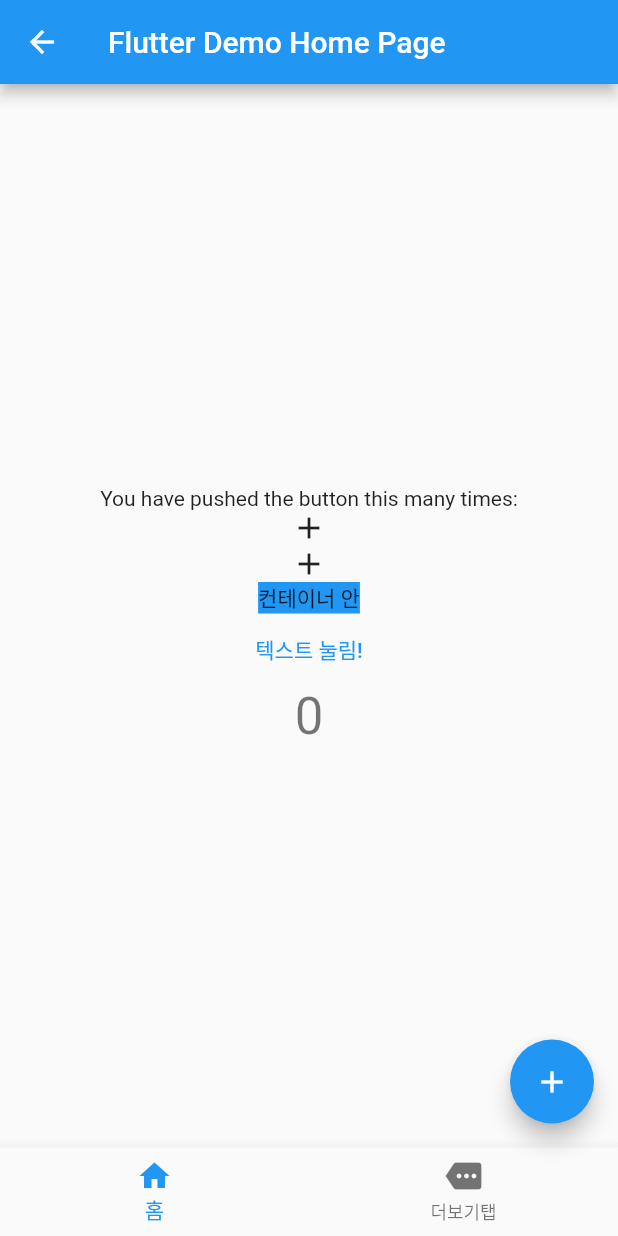
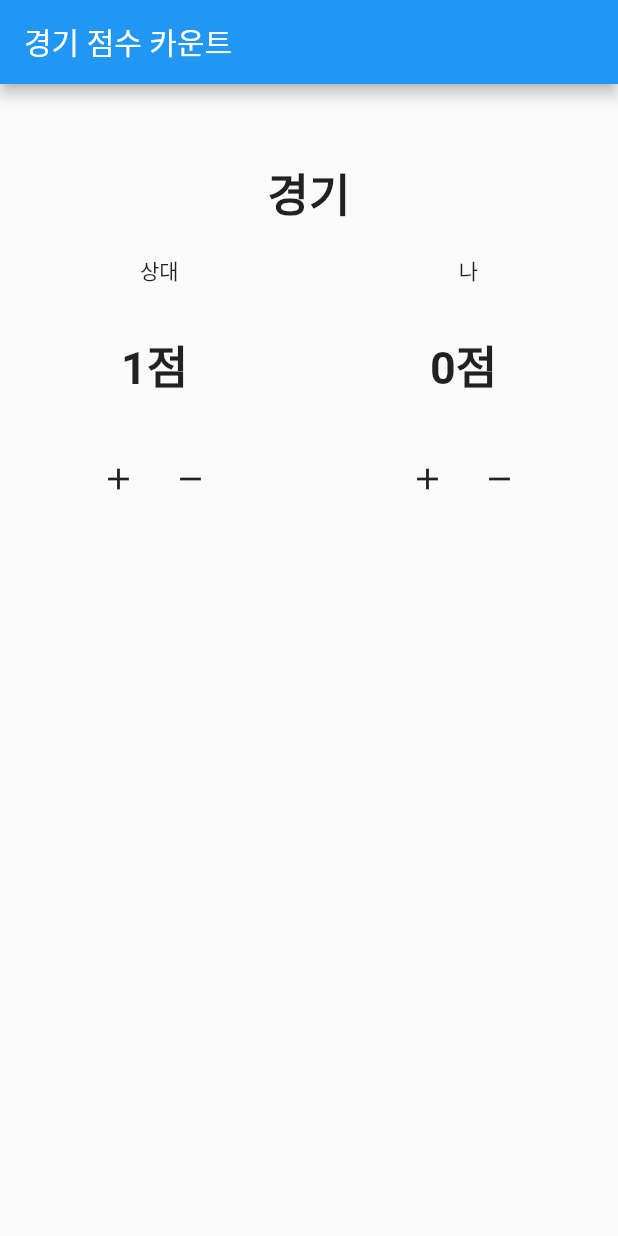
Before and after one commit to EunjoungAhn/androidFlutter, a Flutter app: the MyHomePage screen opened directly, after a tap on the "add" icon, on a phone screen of 412 x 824 dp. Run offline on Flutter 3.47's test engine with Material 2 defaults, Android fonts, the phone set to English and light mode, and no system bars.

Commit message:
기본적인 위젯으로 간단한 점수 카운트 앱 제작

```diff
--- a/lib/main.dart
+++ b/lib/main.dart
@@ -15,7 +15,7 @@ class MyApp extends StatelessWidget {
       theme: ThemeData(
         primarySwatch: Colors.blue,
       ),
-      home: const MyHomePage(title: 'Flutter Demo Home Page'),
+      home: const MyHomePage(title: '경기 점수 카운트'),
     );
   }
 }
@@ -31,19 +31,14 @@ class MyHomePage extends StatefulWidget {
 
 class _MyHomePageState extends State<MyHomePage> {
   int _counter = 0;
-  int _idx = 0;
-  Color color = Colors.blue;
+  int count1 = 0;
+  int count2 = 0;
+  String vicTeam = "";
 
   void _incrementCounter() {
     setState(() {
       _counter++;
     });
-  }
-
-  // 현재의 class 화면이 맨 처음 생성될때 실행되는 함수
-  @override
-  void initState() {
-    super.initState();
   }
 
   @override
@@ -52,84 +47,81 @@ class _MyHomePageState extends State<MyHomePage> {
       appBar: AppBar(
         title: Text(widget.title),
       ),
-      body: Center(
-        child: Column(
-          // Column is also
-          mainAxisAlignment: MainAxisAlignment.center,
-          children: <Widget>[
-            const Text(
-              'You have pushed the button this many times:',
+      body: Column(
+        children: [
+          Container(height: 50,),
+          Text("경기", style: TextStyle(fontSize: 30, fontWeight: FontWeight.bold),),
+          Container(height: 20,),
+          Row(
+            mainAxisAlignment: MainAxisAlignment.spaceAround,
+            children: [
+              Text("상대"),
+              Text("나"),
+            ],
           ),
-            // 텍스트 버튼 말고도 특정 무언가를 클릭하고 싶을때 사용.
-            // 감싸는 위젯은 항상 무엇을 감싸는지 child로 알려주어야 한다.
-            InkWell(
-              child: Icon(Icons.add),
-              onTap:() {
-                print("클릭 효과가 있는 클릭!");
+          Container(height: 30,),
+          Row(
+            mainAxisAlignment: MainAxisAlignment.spaceAround,
+            children: [
+              Text("$count1점", style: TextStyle(fontSize: 30, fontWeight: FontWeight.bold),),
+              Text("$count2점", style: TextStyle(fontSize: 30, fontWeight: FontWeight.bold),),
+            ],
+          ),
+          Container(height: 30,),
+          Row(
+            mainAxisAlignment: MainAxisAlignment.spaceAround,
+            children: [
+              Row(
+                children: [
+                  IconButton(
+                    icon: Icon(Icons.add),
+                    onPressed: () {
+                     setState(() {
+                       count1 = count1 + 1;
+                       if(count1 > 10){
+                         vicTeam = "승리";
+                       }
+                     });
                     },
                   ),
-            GestureDetector(
-              child: Icon(Icons.add),
-              onTap:() {
-                print("클릭 효과가 없이 클릭됨!");
-              },
-            ),
-            Container(
-              child: InkWell(
-                onTap: () {
+                  IconButton(
+                    icon: Icon(Icons.remove),
+                    onPressed: () {
                       setState(() {
-                    color = Colors.redAccent;
+                        count1 = count1 - 1;
                       });
                     },
-                  child: Text("컨테이너 안"),
-              ),
-              color: color,
-            ),
-            TextButton(onPressed: () {
-              print("텍스트 눌림!");
-            },
-                child: Text("텍스트 눌림!"),
-            ),
-            Text(
-              '$_counter',
-              style: Theme.of(context).textTheme.headline4,
                   ),
                 ],
               ),
-      ),
-      floatingActionButton: FloatingActionButton(
+              Row(
+                children: [
+                  IconButton(
+                    icon: Icon(Icons.add),
                     onPressed: () {
-          print("FAB 눌림!");
-          Navigator.of(context).push(
-            MaterialPageRoute(builder: (context){
-              return MyHomePage(title: "새로운 페이지에요!");
-            })
-          );
-        },
-        tooltip: 'Increment',
-        child: const Icon(Icons.add),
-      ),
-        bottomNavigationBar: BottomNavigationBar(
-          // items 안에 있기에 두개 이상이 등록되어야 에러가 없다.
-            items: [
-              BottomNavigationBarItem(
-                  icon: Icon(Icons.home),
-                  label: "홈"
-              ),
-              BottomNavigationBarItem(
-                  icon: Icon(Icons.more),
-                  label: "더보기탭"
-              )
-            ],
-          // bottomNavigationBar에서 해당 Item을 클릭하면 index을 알 수 있다.
-          onTap: (index){
-              setState(() { // 플러터는 바뀐다는 것을 알려주어야 한다.
-                print(index);
-                // 탭이 눌린 index로 바꾸어 주기
-                _idx = index;
+                      setState(() {
+                        count2 = count2 + 1;
+                        if(count2 > 10){
+                          vicTeam = "승리";
+                        }
                       });
                     },
-          currentIndex: _idx,
+                  ),
+                  IconButton(
+                    icon: Icon(Icons.remove),
+                    onPressed: () {
+                      setState(() {
+                        count2 = count2 - 1;
+                      });
+                    },
+                  ),
+                ],
+              ),
+            ],
+          ),
+          Container(height: 20,),
+          Text(vicTeam, style: TextStyle(fontSize: 50, color: Colors.green),)
+        ],
       ),
     );
   }
```
Lines whose indentation alone changed are shown as unchanged.
